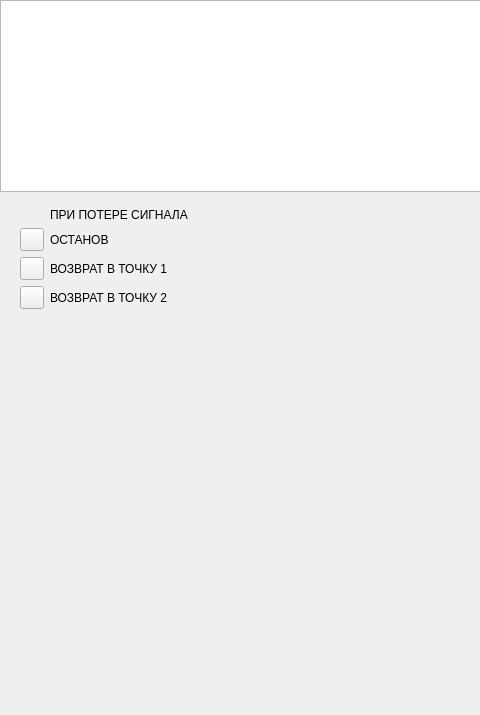
Above: host/source/ui/telemetrywidget.ui from genzorr/Cam-road before the change. Below: the same form after it.
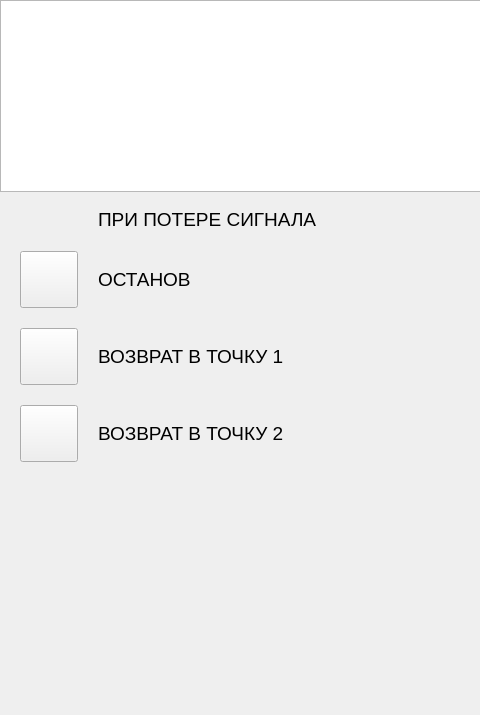
That is the form after the change.

```diff
--- a/host/source/ui/telemetrywidget.ui
+++ b/host/source/ui/telemetrywidget.ui
@@ -44,6 +44,12 @@
       <property name="formAlignment">
        <set>Qt::AlignLeading|Qt::AlignLeft|Qt::AlignTop</set>
       </property>
+      <property name="horizontalSpacing">
+       <number>20</number>
+      </property>
+      <property name="verticalSpacing">
+       <number>20</number>
+      </property>
       <property name="leftMargin">
        <number>20</number>
       </property>
@@ -52,9 +58,21 @@
       </property>
       <item row="1" column="0">
        <widget class="QToolButton" name="sig_stop">
+        <property name="sizePolicy">
+         <sizepolicy hsizetype="Fixed" vsizetype="Fixed">
+          <horstretch>0</horstretch>
+          <verstretch>0</verstretch>
+         </sizepolicy>
+        </property>
         <property name="text">
          <string/>
         </property>
+        <property name="iconSize">
+         <size>
+          <width>50</width>
+          <height>50</height>
+         </size>
+        </property>
         <property name="checkable">
          <bool>true</bool>
         </property>
@@ -63,7 +81,10 @@
       <item row="1" column="1">
        <widget class="QLabel" name="label">
         <property name="text">
-         <string>ОСТАНОВ</string>
+         <string>&lt;html&gt;&lt;head/&gt;&lt;body&gt;&lt;p&gt;&lt;span style=&quot; font-size:14pt;&quot;&gt;ОСТАНОВ&lt;/span&gt;&lt;/p&gt;&lt;/body&gt;&lt;/html&gt;</string>
+        </property>
+        <property name="wordWrap">
+         <bool>false</bool>
         </property>
        </widget>
       </item>
@@ -72,6 +93,12 @@
         <property name="text">
          <string/>
         </property>
+        <property name="iconSize">
+         <size>
+          <width>50</width>
+          <height>50</height>
+         </size>
+        </property>
         <property name="checkable">
          <bool>true</bool>
         </property>
@@ -80,7 +107,7 @@
       <item row="2" column="1">
        <widget class="QLabel" name="label_2">
         <property name="text">
-         <string>ВОЗВРАТ В ТОЧКУ 1</string>
+         <string>&lt;html&gt;&lt;head/&gt;&lt;body&gt;&lt;p&gt;&lt;span style=&quot; font-size:14pt;&quot;&gt;ВОЗВРАТ В ТОЧКУ 1&lt;/span&gt;&lt;/p&gt;&lt;/body&gt;&lt;/html&gt;</string>
         </property>
        </widget>
       </item>
@@ -89,6 +116,12 @@
         <property name="text">
          <string/>
         </property>
+        <property name="iconSize">
+         <size>
+          <width>50</width>
+          <height>50</height>
+         </size>
+        </property>
         <property name="checkable">
          <bool>true</bool>
         </property>
@@ -97,7 +130,7 @@
       <item row="3" column="1">
        <widget class="QLabel" name="label_3">
         <property name="text">
-         <string>ВОЗВРАТ В ТОЧКУ 2</string>
+         <string>&lt;html&gt;&lt;head/&gt;&lt;body&gt;&lt;p&gt;&lt;span style=&quot; font-size:14pt;&quot;&gt;ВОЗВРАТ В ТОЧКУ 2&lt;/span&gt;&lt;/p&gt;&lt;/body&gt;&lt;/html&gt;</string>
         </property>
        </widget>
       </item>
@@ -110,7 +143,7 @@
          </sizepolicy>
         </property>
         <property name="text">
-         <string>ПРИ ПОТЕРЕ СИГНАЛА</string>
+         <string>&lt;html&gt;&lt;head/&gt;&lt;body&gt;&lt;p&gt;&lt;span style=&quot; font-size:14pt;&quot;&gt;ПРИ ПОТЕРЕ СИГНАЛА&lt;/span&gt;&lt;/p&gt;&lt;/body&gt;&lt;/html&gt;</string>
         </property>
        </widget>
       </item>
```
